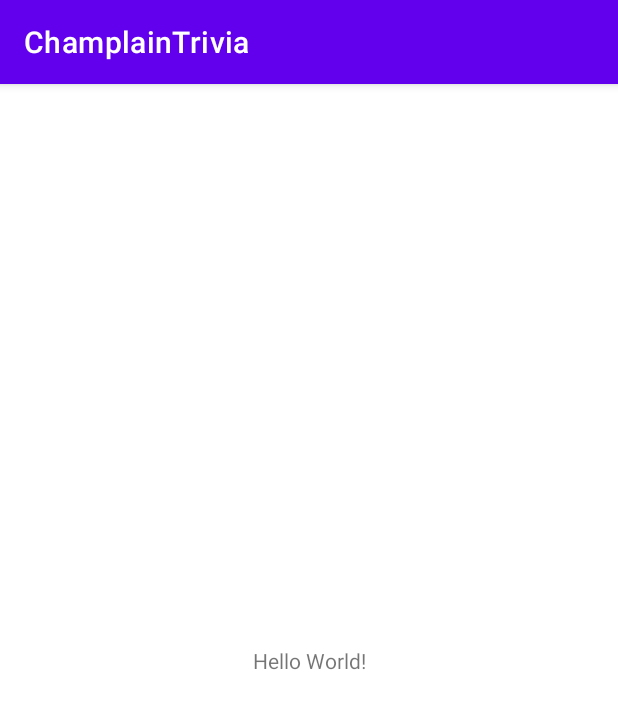
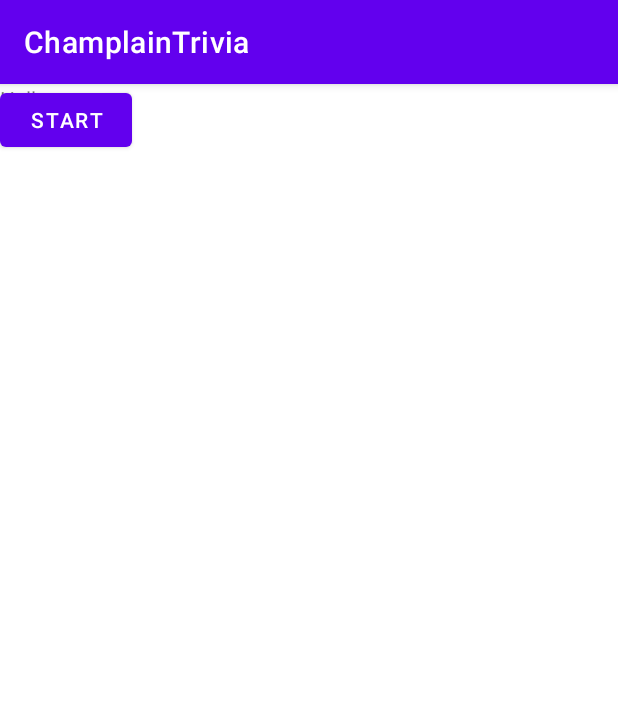
Before and after one commit to FuzzyNovaGoblin/ChamplainTrivia, an Android app: the screen it shows after launch (MainActivity), on a phone screen of 412 x 824 dp. Shown: the top 709 px of the screen. Run offline under Robolectric (Android 15) with nearby library versions, the phone set to English and light mode, and no system bars.

Commit message:
display fragments next question works

```diff
--- a/app/build.gradle
+++ b/app/build.gradle
@@ -45,6 +45,9 @@ dependencies {
     implementation 'androidx.fragment:fragment-ktx:1.5.3'
     implementation 'androidx.navigation:navigation-fragment-ktx:2.5.2'
     implementation 'androidx.navigation:navigation-ui-ktx:2.5.2'
+    implementation 'androidx.legacy:legacy-support-v4:1.0.0'
+    implementation 'androidx.lifecycle:lifecycle-livedata-ktx:2.4.1'
+    implementation 'androidx.lifecycle:lifecycle-viewmodel-ktx:2.4.1'
     testImplementation 'junit:junit:4.13.2'
     androidTestImplementation 'androidx.test.ext:junit:1.1.3'
     androidTestImplementation 'androidx.test.espresso:espresso-core:3.4.0'
--- a/app/src/main/java/com/fuzytech/champlaintrivia/MainActivity.kt
+++ b/app/src/main/java/com/fuzytech/champlaintrivia/MainActivity.kt
@@ -1,17 +1,92 @@
 package com.fuzytech.champlaintrivia
 
+import android.os.Bundle
+import android.util.Log
 import androidx.appcompat.app.AppCompatActivity
-import android.os.Bundle
+import com.fuzytech.champlaintrivia.databinding.ActivityMainBinding
+import com.fuzytech.champlaintrivia.fragment.HomPageFragment
+import com.fuzytech.champlaintrivia.fragment.ImageQuestionFragment
+import com.fuzytech.champlaintrivia.fragment.OpenResponseQuestionFragment
+import com.fuzytech.champlaintrivia.fragment.StringQuestionFragment
+import com.fuzytech.champlaintrivia.question.MultipleChoiceQuestion
+import com.fuzytech.champlaintrivia.question.OpenResponseQuestion
 import com.fuzytech.champlaintrivia.question.Question
 import com.fuzytech.champlaintrivia.question.QuestionParser
+import java.lang.IllegalArgumentException
 
 private lateinit var questions: List<Question<*>>
+private var questionIndex: Int = 0
+private var onHome = true
+private lateinit var binding: ActivityMainBinding
 
 class MainActivity : AppCompatActivity() {
     override fun onCreate(savedInstanceState: Bundle?) {
         super.onCreate(savedInstanceState)
-        questions = QuestionParser.parse(resources.openRawResource(R.raw.questions).bufferedReader().use{it.readText()})
-        print(questions)
+
+        Log.i("here", "in on create")
+
+        binding = ActivityMainBinding.inflate(layoutInflater)
+
+        val inerthing = resources.openRawResource(R.raw.questions)
+        questions = QuestionParser.parse(inerthing.bufferedReader().use { it.readText() })
+        inerthing.close()
+
+        Log.i("here", "questions:")
+        for (q in questions) {
+            Log.i("here", q.toString())
+        }
         setContentView(R.layout.activity_main)
+
+        Log.i("here", "before")
+        supportFragmentManager.beginTransaction()
+            .replace(R.id.fragmentLayout, HomPageFragment.newInstance {
+                Log.i("here", "im here")
+                nextQuestion()
+            }).addToBackStack("home page").commit()
+        Log.i("here", "after")
+    }
+
+
+    fun nextQuestion() {
+        onHome = false
+
+        if (questionIndex > questions.size) {
+            TODO()
+        }
+
+        when (questions[questionIndex].jsontype()) {
+            // rust types are great java types suck if you care enough you can fix this, or even just half fix it with an enum
+            "string" -> supportFragmentManager.beginTransaction().replace(
+                R.id.fragmentLayout, StringQuestionFragment.newInstance(
+                    { nextQuestion() },
+                    questions[questionIndex] as MultipleChoiceQuestion<String>
+                )
+            ).commit()
+            "openresponse" -> supportFragmentManager.beginTransaction().replace(
+                R.id.fragmentLayout, OpenResponseQuestionFragment.newInstance(
+                    { nextQuestion() },
+                    questions[questionIndex] as OpenResponseQuestion
+                )
+            ).commit()
+            "image" -> supportFragmentManager.beginTransaction().replace(
+                R.id.fragmentLayout, ImageQuestionFragment.newInstance(
+                    { nextQuestion() },
+                    questions[questionIndex] as MultipleChoiceQuestion<Int>
+                )
+            ).commit()
+            else -> throw IllegalArgumentException("stupid java types")
+        }
+
+        questionIndex += 1
+    }
+
+    override fun onBackPressed() {
+        if (onHome) super.onBackPressed() else {
+            supportFragmentManager.beginTransaction()
+                .replace(R.id.fragmentLayout, HomPageFragment.newInstance {
+                    Log.i("here", "im here")
+                    nextQuestion()
+                }).commit()
+        }
     }
 }
--- /dev/null
+++ b/app/src/main/java/com/fuzytech/champlaintrivia/fragment/HomPageFragment.kt
@@ -0,0 +1,46 @@
+package com.fuzytech.champlaintrivia.fragment
+
+import androidx.lifecycle.ViewModelProvider
+import android.os.Bundle
+import android.util.Log
+import androidx.fragment.app.Fragment
+import android.view.LayoutInflater
+import android.view.View
+import android.view.ViewGroup
+import androidx.databinding.DataBindingUtil
+import com.fuzytech.champlaintrivia.R
+import com.fuzytech.champlaintrivia.databinding.FragmentHomPageBinding
+import com.fuzytech.champlaintrivia.databinding.FragmentImageQuestionBinding
+
+class HomPageFragment : Fragment() {
+
+    private lateinit var binding: FragmentHomPageBinding
+    private lateinit var nextQuestion: () -> Unit
+
+    companion object {
+        fun newInstance(nextQ: () -> Unit) = HomPageFragment().apply {
+            nextQuestion = nextQ
+        }
+    }
+
+    override fun onCreateView(
+        inflater: LayoutInflater, container: ViewGroup?,
+        savedInstanceState: Bundle?
+    ): View? {
+
+        binding = FragmentHomPageBinding.inflate(inflater, container, false)
+
+        binding.startButton.setOnClickListener {
+            Log.i("here", "in click listener")
+            nextQuestion()
+        }
+
+        return binding.root
+    }
+
+    override fun onCreate(savedInstanceState: Bundle?) {
+        Log.i("here", "frag in on create")
+
+        super.onCreate(savedInstanceState)
+    }
+}
--- a/app/src/main/java/com/fuzytech/champlaintrivia/question/MultipleChoiceQuestion.kt
+++ b/app/src/main/java/com/fuzytech/champlaintrivia/question/MultipleChoiceQuestion.kt
@@ -1,5 +1,14 @@
 package com.fuzytech.champlaintrivia.question
 
-class MultipleChoiceQuestion<T>(override val question: String, val answers: List<T>, val answer: Int) : Question<Int> {
+class MultipleChoiceQuestion<T>(override val question: String, val answers: List<T>, val answer: Int, private val jsontype: String) : Question<Int> {
     override fun validate(answer: Int) = answer == this.answer
+
+
+    override fun toString(): String {
+        return question
+    }
+
+    override fun jsontype(): String {
+        return jsontype
+    }
 }
--- a/app/src/main/java/com/fuzytech/champlaintrivia/question/OpenResponseQuestion.kt
+++ b/app/src/main/java/com/fuzytech/champlaintrivia/question/OpenResponseQuestion.kt
@@ -5,4 +5,11 @@ class OpenResponseQuestion(override val question: String, private val answer: St
     override fun validate(answer: String) = answer.lowercase().matches(this.answer.toRegex())
 
 
+    override fun toString(): String {
+        return question
+    }
+
+    override fun jsontype(): String {
+        return "openresponse"
+    }
 }
--- a/app/src/main/java/com/fuzytech/champlaintrivia/question/Question.kt
+++ b/app/src/main/java/com/fuzytech/champlaintrivia/question/Question.kt
@@ -1,9 +1,11 @@
 package com.fuzytech.champlaintrivia.question
 
-interface Question<A> {
 
-    public val question: String
+interface Question<A>  {
 
-    public fun validate(answer: A): Boolean
+     public val question: String
 
+     public fun validate(answer: A): Boolean
+
+     fun jsontype(): String
 }
--- a/app/src/main/java/com/fuzytech/champlaintrivia/question/QuestionParser.kt
+++ b/app/src/main/java/com/fuzytech/champlaintrivia/question/QuestionParser.kt
@@ -22,9 +22,9 @@ object QuestionParser {
             val type = entry["type"] as String
             val question = entry["question"] as String
             out.add(when (type) {
-                "string" -> MultipleChoiceQuestion(question, toList<String>(entry.getJSONArray("answers")), entry["answer"] as Int)
+                "string" -> MultipleChoiceQuestion(question, toList<String>(entry.getJSONArray("answers")), entry["answer"] as Int, type)
                 "openresponse" -> OpenResponseQuestion(question, entry["answer"] as String)
-                "image" -> MultipleChoiceQuestion(question, toList<Int>(entry.getJSONArray("answers")), entry["answer"] as Int)
+                "image" -> MultipleChoiceQuestion(question, toList<Int>(entry.getJSONArray("answers")), entry["answer"] as Int, type)
                 else -> throw IllegalArgumentException("Invalid question type")
             })
         }
--- a/app/src/main/res/layout/activity_main.xml
+++ b/app/src/main/res/layout/activity_main.xml
@@ -2,17 +2,14 @@
 <androidx.constraintlayout.widget.ConstraintLayout xmlns:android="http://schemas.android.com/apk/res/android"
     xmlns:app="http://schemas.android.com/apk/res-auto"
     xmlns:tools="http://schemas.android.com/tools"
+    android:id="@+id/lay"
     android:layout_width="match_parent"
     android:layout_height="match_parent"
     tools:context=".MainActivity">
 
-    <TextView
-        android:layout_width="wrap_content"
-        android:layout_height="wrap_content"
-        android:text="Hello World!"
-        app:layout_constraintBottom_toBottomOf="parent"
-        app:layout_constraintEnd_toEndOf="parent"
-        app:layout_constraintStart_toStartOf="parent"
-        app:layout_constraintTop_toTopOf="parent" />
+    <FrameLayout
+        android:id="@+id/fragmentLayout"
+        android:layout_width="match_parent"
+        android:layout_height="match_parent" />
 
 </androidx.constraintlayout.widget.ConstraintLayout>
--- /dev/null
+++ b/app/src/main/res/layout/fragment_hom_page.xml
@@ -0,0 +1,19 @@
+<?xml version="1.0" encoding="utf-8"?>
+<FrameLayout xmlns:android="http://schemas.android.com/apk/res/android"
+    xmlns:tools="http://schemas.android.com/tools"
+    android:layout_width="match_parent"
+    android:layout_height="match_parent"
+    tools:context=".fragment.HomPageFragment">
+
+    <TextView
+        android:layout_width="match_parent"
+        android:layout_height="match_parent"
+        android:text="Hello" />
+
+    <Button
+        android:id="@+id/start_button"
+        android:layout_width="wrap_content"
+        android:layout_height="wrap_content"
+        android:text="Start" />
+
+</FrameLayout>
--- a/app/src/main/res/layout/fragment_open_response_question.xml
+++ b/app/src/main/res/layout/fragment_open_response_question.xml
@@ -24,7 +24,7 @@
             android:layout_height="wrap_content"
             android:ems="10"
             android:inputType="textPersonName"
-            android:text="Answer" />
+            android:hint="Answer" />
 
         <Button
             android:id="@+id/submit"
```
Also changed, not shown: app/src/main/java/com/fuzytech/champlaintrivia/fragment/ImageQuestionFragment.kt (+15 -18 lines), app/src/main/java/com/fuzytech/champlaintrivia/fragment/OpenResponseQuestionFragment.kt (+15 -13 lines), app/src/main/java/com/fuzytech/champlaintrivia/fragment/StringQuestionFragment.kt (+12 -16 lines).
